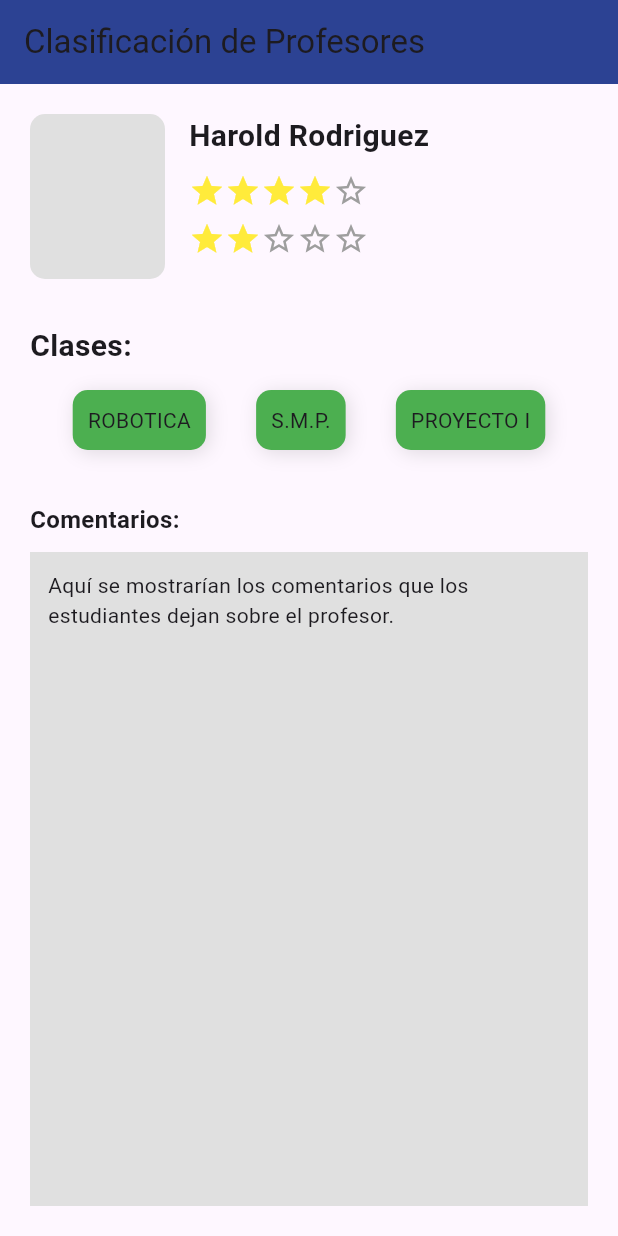
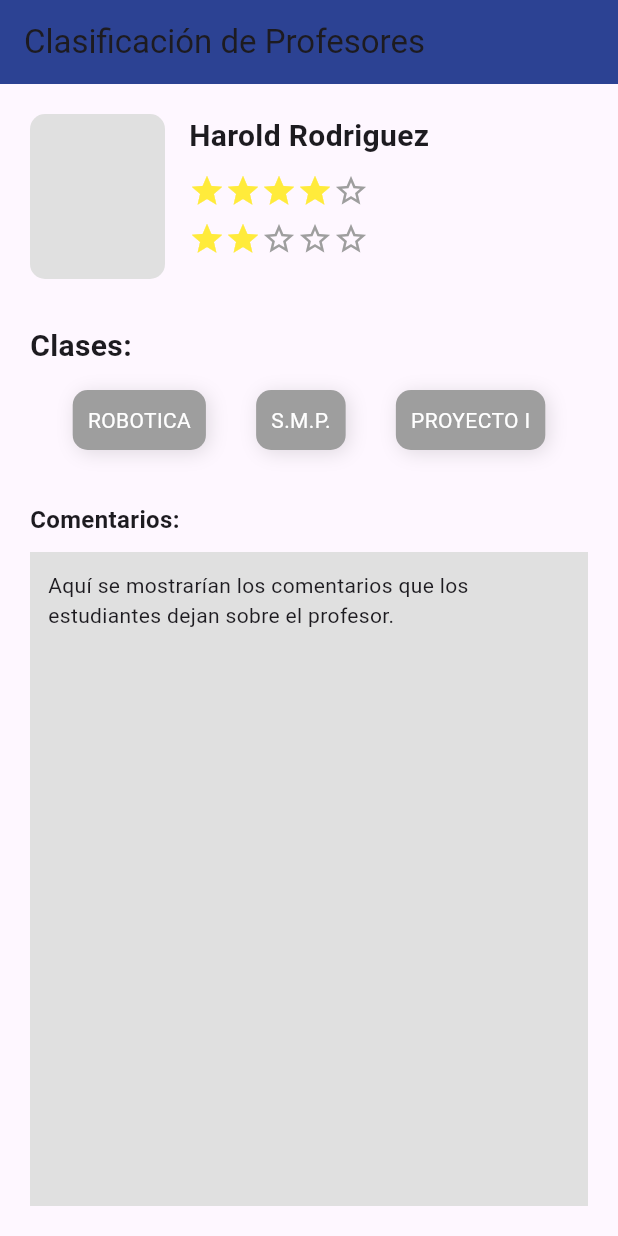
Before and after one commit to ISCOUTB/DH-VocesdelAula, a Flutter app: the ProfesorRatingPage screen opened directly, on a phone screen of 412 x 824 dp. Run offline on Flutter 3.47's test engine with Material 3 defaults, Android fonts, the phone set to English and light mode, and no system bars; our stand-ins replace shared_preferences; accounts and stored records are empty.

Commit message:
se agego una clase de hover para la lista de clases de los profesores para estilizar

```diff
--- a/lib/visualizacionProfesores.dart
+++ b/lib/visualizacionProfesores.dart
@@ -72,54 +72,9 @@ class ProfesorRatingPage extends StatelessWidget {
             Row(
             mainAxisAlignment: MainAxisAlignment.spaceEvenly,
                 children: [
-                Container(
-                  padding: EdgeInsets.all(10),         // Padding dentro del contenedor
-                  margin: EdgeInsets.all(5),           // Margen externo del contenedor
-                  decoration: BoxDecoration(
-                    color: Colors.green,               // Color de fondo
-                    borderRadius: BorderRadius.circular(10), // Bordes redondeados
-                    boxShadow: [                       // Sombras alrededor del contenedor
-                      BoxShadow(
-                        color: Colors.black12,
-                        blurRadius: 10,
-                        offset: Offset(2, 2),
-                      ),
-                    ],
-                  ),
-                  child: Text('ROBOTICA'),
-                ),
-                Container(
-                  padding: EdgeInsets.all(10),         // Padding dentro del contenedor
-                  margin: EdgeInsets.all(5),           // Margen externo del contenedor
-                  decoration: BoxDecoration(
-                    color: Colors.green,               // Color de fondo
-                    borderRadius: BorderRadius.circular(10), // Bordes redondeados
-                    boxShadow: [                       // Sombras alrededor del contenedor
-                      BoxShadow(
-                        color: Colors.black12,
-                        blurRadius: 10,
-                        offset: Offset(2, 2),
-                      ),
-                    ],
-                  ),
-                  child: Text('S.M.P.'),
-                ),
-                Container(
-                  padding: EdgeInsets.all(10),         // Padding dentro del contenedor
-                  margin: EdgeInsets.all(5),           // Margen externo del contenedor
-                  decoration: BoxDecoration(
-                    color: Colors.green,               // Color de fondo
-                    borderRadius: BorderRadius.circular(10), // Bordes redondeados
-                    boxShadow: [                       // Sombras alrededor del contenedor
-                      BoxShadow(
-                        color: Colors.black12,
-                        blurRadius: 10,
-                        offset: Offset(2, 2),
-                      ),
-                    ],
-                  ),
-                  child: Text('PROYECTO I'),
-                ),
+                  HoverContainer(texto: 'ROBOTICA'),
+                  HoverContainer(texto: 'S.M.P.'),
+                  HoverContainer(texto: 'PROYECTO I'),
                 ],
             ),
             SizedBox(height: 30),
@@ -163,20 +118,51 @@ class ProfesorRatingPage extends StatelessWidget {
     );
   }
 
-  // Widget para mostrar cada caja de clase
-  Widget _buildClassBox(String className) {
-    return Container(
-      padding: EdgeInsets.symmetric(horizontal: 16, vertical: 10),
+}
+// Widget personalizado para cada HoverContainer
+class HoverContainer extends StatefulWidget {
+  final String texto;
+
+  HoverContainer({required this.texto});
+
+  @override
+  _HoverContainerState createState() => _HoverContainerState();
+}
+
+class _HoverContainerState extends State<HoverContainer> {
+  Color containerColor = Colors.grey;  // Color inicial
+
+  @override
+  Widget build(BuildContext context) {
+    return MouseRegion(
+      onEnter: (event) => _updateColor(Colors.blue),  // Cambiar a rojo cuando el mouse entra
+      onExit: (event) => _updateColor(Colors.grey), // Volver a verde cuando el mouse sale
+      child: Container(
+        padding: EdgeInsets.all(10),
+        margin: EdgeInsets.all(5),
         decoration: BoxDecoration(
-        color: Colors.grey[300],
-        borderRadius: BorderRadius.circular(5),
+          color: containerColor,  // Cambia según el estado del hover
+          borderRadius: BorderRadius.circular(10),
+          boxShadow: [
+            BoxShadow(
+              color: Colors.black12,
+              blurRadius: 10,
+              offset: Offset(2, 2),
+            ),
+          ],
         ),
         child: Text(
-        className,
-        style: TextStyle(
-          fontSize: 14,
+          widget.texto,
+          style: TextStyle(color: Colors.white),  // Estilizar el texto
         ),
       ),
     );
   }
+
+  // Función para actualizar el color
+  void _updateColor(Color color) {
+    setState(() {
+      containerColor = color;
+    });
   }
+}
```
Lines whose indentation alone changed are shown as unchanged.
